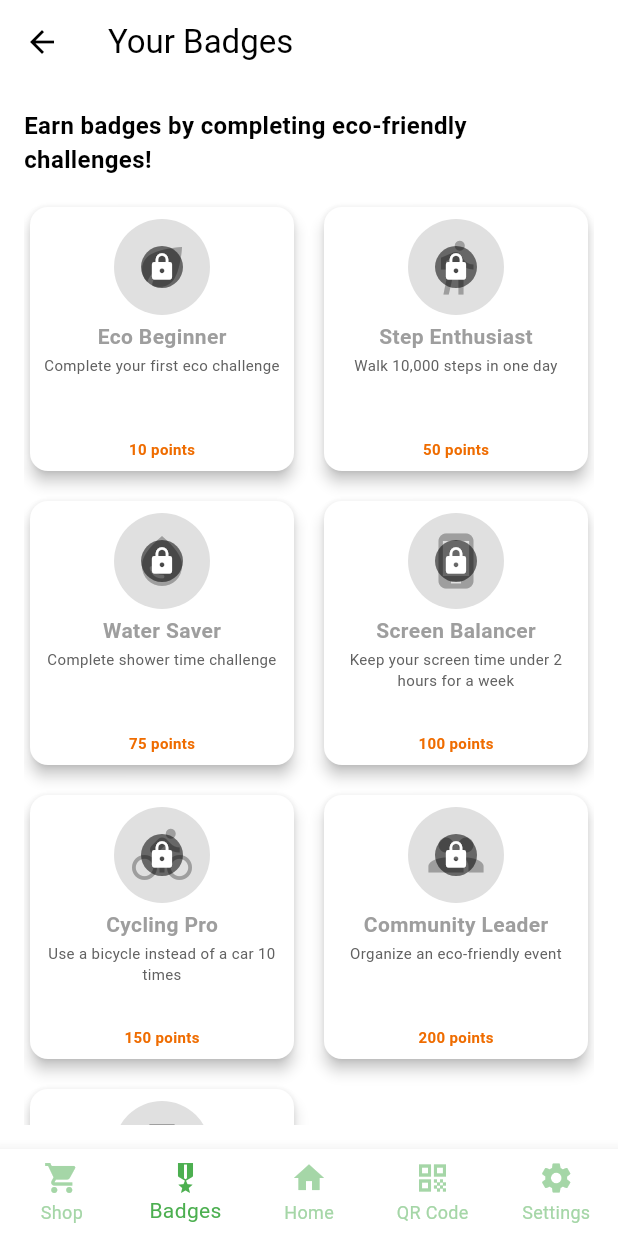
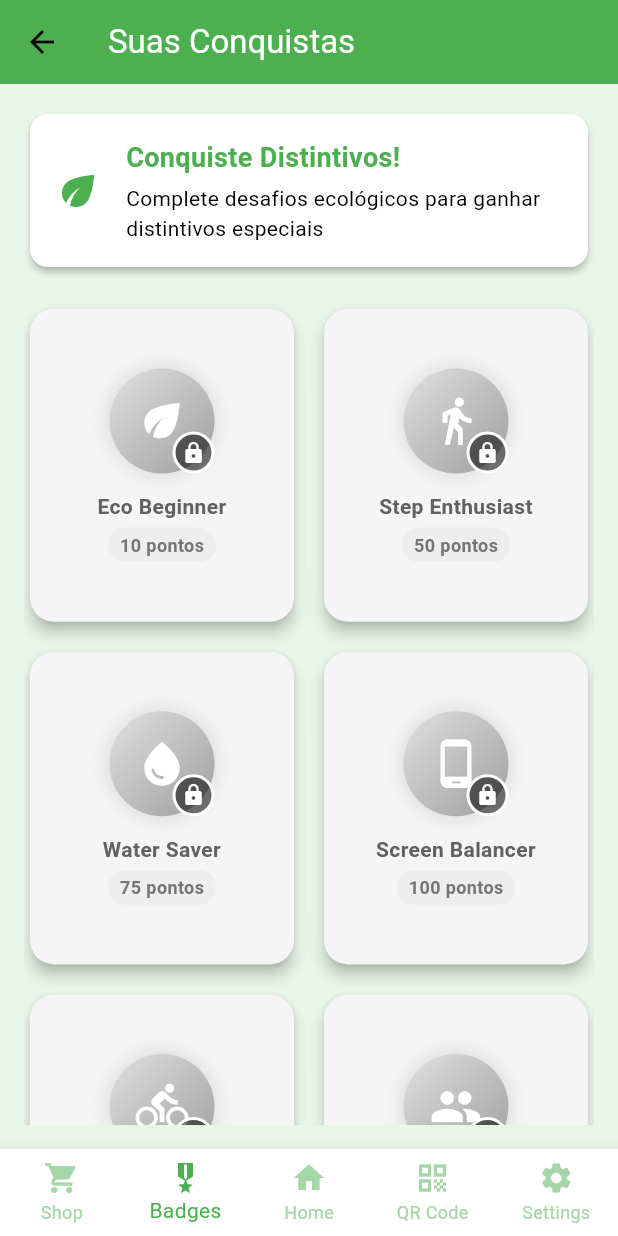
Before and after one commit to LEIC-ES-2024-25/2LEIC02T3, a Flutter app: the BadgesScreen screen opened by its route, on a phone screen of 412 x 824 dp. Run offline on Flutter 3.47's test engine with Material 3 defaults, Android fonts, the phone set to English and light mode, and no system bars; our stand-ins replace cloud_firestore, firebase_auth, firebase_core, flutter_local_notifications, pedometer, qr_flutter; missing offline and left inert: flutter_activity_recognition, mobile_scanner; accounts and stored records are empty; generated files the repository leaves out were written again.

Commit message:
slight rework on the badges screen

```diff
--- a/lib/screens/badges_screen.dart
+++ b/lib/screens/badges_screen.dart
@@ -11,26 +11,73 @@ class BadgesScreen extends StatelessWidget {
   Widget build(BuildContext context) {
     return Scaffold(
       appBar: AppBar(
-        title: const Text('Your Badges'),
+        title: const Text(
+          'Suas Conquistas',
+          style: TextStyle(color: Colors.white),
+        ),
+        backgroundColor: Colors.green,
       ),
+      backgroundColor: Colors.green.shade50,
       body: Padding(
         padding: const EdgeInsets.all(16.0),
         child: Column(
           crossAxisAlignment: CrossAxisAlignment.start,
           children: [
-            const Text(
-              'Earn badges by completing eco-friendly challenges!',
-              style: TextStyle(fontSize: 16, fontWeight: FontWeight.bold),
+            Card(
+              elevation: 2,
+              color: Colors.white,
+              shape: RoundedRectangleBorder(
+                borderRadius: BorderRadius.circular(12),
+              ),
+              child: const Padding(
+                padding: EdgeInsets.all(16.0),
+                child: Row(
+                  children: [
+                    Icon(Icons.eco, color: Colors.green, size: 32),
+                    SizedBox(width: 16),
+                    Expanded(
+                      child: Column(
+                        crossAxisAlignment: CrossAxisAlignment.start,
+                        children: [
+                          Text(
+                            'Conquiste Distintivos!',
+                            style: TextStyle(
+                              fontSize: 18,
+                              fontWeight: FontWeight.bold,
+                              color: Colors.green,
+                            ),
+                          ),
+                          SizedBox(height: 4),
+                          Text(
+                            'Complete desafios ecológicos para ganhar distintivos especiais',
+                            style: TextStyle(fontSize: 14),
+                          ),
+                        ],
+                      ),
+                    ),
+                  ],
+                ),
+              ),
             ),
-            const SizedBox(height: 16),
+            const SizedBox(height: 20),
             Consumer<BadgesProvider>(
               builder: (context, badgesProvider, child) {
                 final badges = badgesProvider.badges;
+                if (badges.isEmpty) {
+                  return const Expanded(
+                    child: Center(
+                      child: Text(
+                        'Nenhum distintivo disponível ainda',
+                        style: TextStyle(fontSize: 16),
+                      ),
+                    ),
+                  );
+                }
                 return Expanded(
                   child: GridView.builder(
                     gridDelegate: const SliverGridDelegateWithMaxCrossAxisExtent(
                       maxCrossAxisExtent: 180,
-                      childAspectRatio: 1,
+                      childAspectRatio: 0.85,
                       crossAxisSpacing: 12,
                       mainAxisSpacing: 12,
                     ),
@@ -62,87 +109,162 @@ class BadgeTile extends StatelessWidget {
     return Card(
       elevation: 4,
       shape: RoundedRectangleBorder(
-        borderRadius: BorderRadius.circular(12),
+        borderRadius: BorderRadius.circular(16),
       ),
-      child: Padding(
-        padding: const EdgeInsets.all(8.0), // Reduced padding
-        child: LayoutBuilder(
-          builder: (context, constraints) {
-            // Calculate icon size based on available width
-            final iconSize = constraints.maxWidth * 0.25;
-
-            return Column(
-              mainAxisSize: MainAxisSize.min,
-              children: [
-                Stack(
-                  alignment: Alignment.center,
-                  children: [
-                    Container(
-                      padding: EdgeInsets.all(iconSize * 0.3),
-                      decoration: BoxDecoration(
-                        color: badge.isUnlocked ? Colors.green.shade100 : Colors.grey.shade300,
-                        shape: BoxShape.circle,
+      color: badge.isUnlocked ? Colors.white : Colors.grey.shade100,
+      child: InkWell(
+        onTap: () {
+          _showBadgeDetails(context, badge);
+        },
+        borderRadius: BorderRadius.circular(16),
+        child: Padding(
+          padding: const EdgeInsets.all(12.0),
+          child: Column(
+            mainAxisAlignment: MainAxisAlignment.center,
+            children: [
+              Stack(
+                alignment: Alignment.center,
+                children: [
+                  Container(
+                    width: 70,
+                    height: 70,
+                    decoration: BoxDecoration(
+                      gradient: badge.isUnlocked
+                          ? LinearGradient(
+                        colors: [Colors.green.shade300, Colors.green.shade600],
+                        begin: Alignment.topLeft,
+                        end: Alignment.bottomRight,
+                      )
+                          : LinearGradient(
+                        colors: [Colors.grey.shade300, Colors.grey.shade500],
+                        begin: Alignment.topLeft,
+                        end: Alignment.bottomRight,
                       ),
-                      child: Icon(
-                        badge.icon,
-                        size: iconSize,
-                        color: badge.isUnlocked ? Colors.green : Colors.grey,
-                      ),
+                      shape: BoxShape.circle,
+                      boxShadow: [
+                        BoxShadow(
+                          color: badge.isUnlocked
+                              ? Colors.green.withOpacity(0.3)
+                              : Colors.grey.withOpacity(0.3),
+                          blurRadius: 10,
+                          spreadRadius: 2,
+                        ),
+                      ],
                     ),
-                    if (!badge.isUnlocked)
-                      Container(
-                        padding: EdgeInsets.all(iconSize * 0.1),
-                        decoration: const BoxDecoration(
+                    child: Icon(
+                      badge.icon,
+                      size: 35,
+                      color: Colors.white,
+                    ),
+                  ),
+                  if (!badge.isUnlocked)
+                    Positioned(
+                      right: 0,
+                      bottom: 0,
+                      child: Container(
+                        padding: const EdgeInsets.all(4),
+                        decoration: BoxDecoration(
                           color: Colors.black54,
                           shape: BoxShape.circle,
+                          border: Border.all(color: Colors.white, width: 2),
                         ),
-                        child: Icon(
+                        child: const Icon(
                           Icons.lock,
-                          size: iconSize * 0.5,
+                          size: 16,
                           color: Colors.white,
                         ),
                       ),
-                  ],
+                    ),
+                ],
+              ),
+              const SizedBox(height: 12),
+              Text(
+                badge.name,
+                style: TextStyle(
+                  fontWeight: FontWeight.bold,
+                  fontSize: 14,
+                  color: badge.isUnlocked ? Colors.green.shade800 : Colors.grey.shade700,
                 ),
-                const SizedBox(height: 4),
-                FittedBox(
-                  fit: BoxFit.scaleDown,
-                  child: Text(
-                    badge.name,
-                    style: TextStyle(
-                      fontWeight: FontWeight.bold,
-                      color: badge.isUnlocked ? Colors.green : Colors.grey,
-                    ),
-                    textAlign: TextAlign.center,
-                  ),
+                textAlign: TextAlign.center,
+                maxLines: 1,
+                overflow: TextOverflow.ellipsis,
+              ),
+              const SizedBox(height: 4),
+              Container(
+                padding: const EdgeInsets.symmetric(horizontal: 8, vertical: 3),
+                decoration: BoxDecoration(
+                  color: badge.isUnlocked ? Colors.orange.shade100 : Colors.grey.shade200,
+                  borderRadius: BorderRadius.circular(12),
                 ),
-                const SizedBox(height: 2),
-                Expanded(
-                  child: Text(
-                    badge.description,
-                    style: TextStyle(
-                      fontSize: 10,
-                      color: Colors.grey.shade700,
-                    ),
-                    textAlign: TextAlign.center,
-                    maxLines: 2,
-                    overflow: TextOverflow.ellipsis,
-                  ),
-                ),
-                const SizedBox(height: 2),
-                Text(
-                  '${badge.pointsToGain} points',
+                child: Text(
+                  '${badge.pointsToGain} pontos',
                   style: TextStyle(
-                    fontSize: 10,
-                    color: Colors.orange.shade800,
+                    fontSize: 12,
+                    color: badge.isUnlocked ? Colors.orange.shade800 : Colors.grey.shade600,
                     fontWeight: FontWeight.bold,
                   ),
                 ),
-              ],
-            );
-          }
+              ),
+            ],
+          ),
         ),
       ),
     );
   }
+
+  void _showBadgeDetails(BuildContext context, Badge_ badge) {
+    showDialog(
+      context: context,
+      builder: (context) => AlertDialog(
+        title: Text(
+          badge.name,
+          style: const TextStyle(color: Colors.green, fontWeight: FontWeight.bold),
+        ),
+        content: Column(
+          mainAxisSize: MainAxisSize.min,
+          children: [
+            Container(
+              padding: const EdgeInsets.all(16),
+              decoration: BoxDecoration(
+                color: badge.isUnlocked ? Colors.green.shade100 : Colors.grey.shade200,
+                shape: BoxShape.circle,
+              ),
+              child: Icon(
+                badge.icon,
+                size: 50,
+                color: badge.isUnlocked ? Colors.green : Colors.grey,
+              ),
+            ),
+            const SizedBox(height: 16),
+            Text(
+              badge.description,
+              textAlign: TextAlign.center,
+            ),
+            const SizedBox(height: 8),
+            Text(
+              'Valor: ${badge.pointsToGain} pontos',
+              style: TextStyle(
+                fontWeight: FontWeight.bold,
+                color: Colors.orange.shade800,
+              ),
+            ),
+            const SizedBox(height: 8),
+            Text(
+              badge.isUnlocked ? 'Distintivo desbloqueado!' : 'Complete desafios para desbloquear',
+              style: TextStyle(
+                fontStyle: FontStyle.italic,
+                color: badge.isUnlocked ? Colors.green : Colors.grey.shade600,
+              ),
+            ),
+          ],
+        ),
+        actions: [
+          TextButton(
+            onPressed: () => Navigator.of(context).pop(),
+            child: const Text('Fechar'),
+          ),
+        ],
+      ),
+    );
+  }
 }
```
